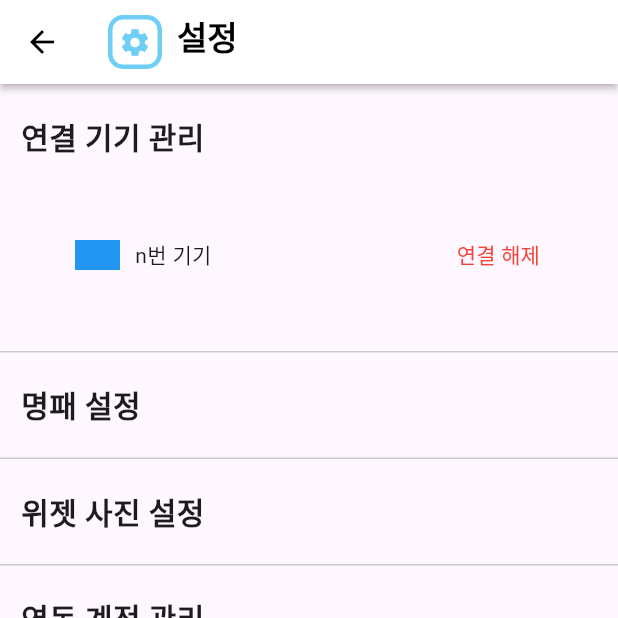
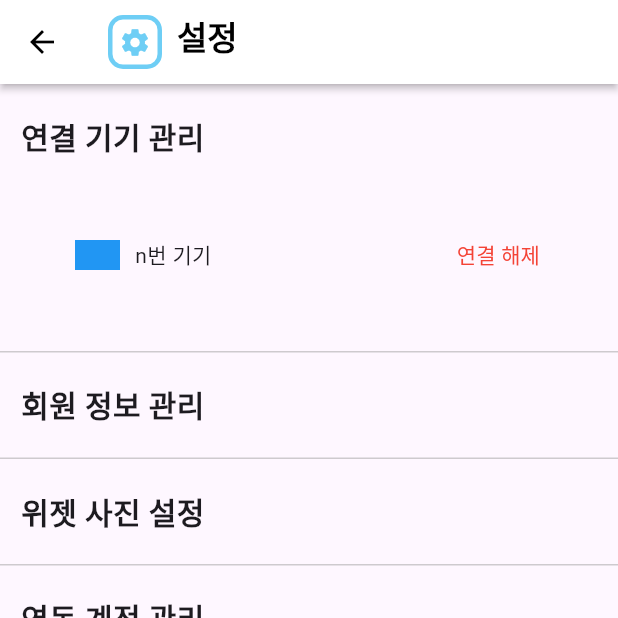
Before and after one commit to latter-electronic/MOASS, a Flutter app: the SettingScreen screen opened directly, on a phone screen of 412 x 824 dp, the top half of it. Run offline on Flutter 3.47's test engine with Material 3 defaults, Android fonts, the phone set to English and light mode, and no system bars.

Commit message:
Feat: 세팅 스크린 내 모든 버튼 라우팅 연결 완료

```diff
--- a/Frontend/moass/lib/screens/setting_screen.dart
+++ b/Frontend/moass/lib/screens/setting_screen.dart
@@ -1,5 +1,9 @@
+import 'package:flutter/cupertino.dart';
 import 'package:flutter/material.dart';
+import 'package:flutter/widgets.dart';
 import 'package:moass/screens/setting_related_account.dart';
+import 'package:moass/screens/setting_user_info.dart';
+import 'package:moass/screens/setting_widget_photo.dart';
 import 'package:moass/widgets/category_text.dart';
 import 'package:moass/widgets/top_bar.dart';
 
@@ -90,18 +94,39 @@ class SettingScreen extends StatelessWidget {
               decoration: BoxDecoration(
                   border: Border(
                       bottom: BorderSide(color: Colors.grey.withOpacity(0.5)))),
-              child: const Padding(
-                padding: EdgeInsets.symmetric(vertical: 10.0),
-                child: CategoryText(text: '명패 설정'),
+              child: Padding(
+                padding: const EdgeInsets.symmetric(vertical: 10.0),
+                child: GestureDetector(
+                    onTap: () {
+                      Navigator.push(
+                        context,
+                        MaterialPageRoute(
+                          // fullscreenDialog: true,
+                          builder: (context) => const SettingUserInfoScreen(),
+                        ),
+                      );
+                    },
+                    child: const CategoryText(text: '회원 정보 관리')),
               )),
           Container(
               width: double.infinity,
               decoration: BoxDecoration(
                   border: Border(
                       bottom: BorderSide(color: Colors.grey.withOpacity(0.5)))),
-              child: const Padding(
-                padding: EdgeInsets.symmetric(vertical: 10.0),
-                child: CategoryText(text: '위젯 사진 설정'),
+              child: Padding(
+                padding: const EdgeInsets.symmetric(vertical: 10.0),
+                child: GestureDetector(
+                    onTap: () {
+                      Navigator.push(
+                        context,
+                        MaterialPageRoute(
+                          // fullscreenDialog: true,
+                          builder: (context) =>
+                              const SettingWidgetPhotoScreen(),
+                        ),
+                      );
+                    },
+                    child: const CategoryText(text: '위젯 사진 설정')),
               )),
           Container(
               width: double.infinity,
```
Also changed, not shown: Frontend/moass/lib/screens/setting_user_info.dart (added, +16 -0 lines), Frontend/moass/lib/screens/setting_widget_photo.dart (added, +16 -0 lines).
